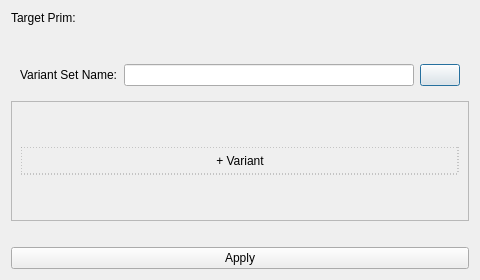
Above: src/switchboard_gui.ui from nMDaas/Maya-USD-Variant-Toolkit before the change. Below: the same form after it.
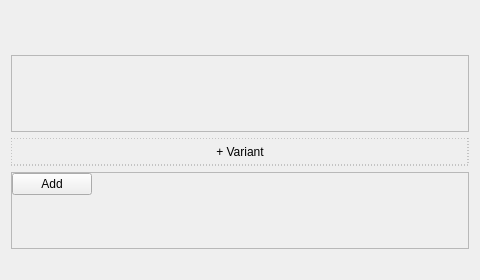
That is the form after the change.

The edit to the form file:
```diff
--- a/src/switchboard_gui.ui
+++ b/src/switchboard_gui.ui
@@ -27,9 +27,6 @@
                             <height>32</height>
                         </rect>
                     </property>
-                    <property name="text">
-                        <string>Target Prim: </string>
-                    </property>
                 </widget>
             </item>
 
@@ -48,31 +45,7 @@
             </item>
 
             <item>
-                <widget class="QWidget" name="gridLayout_vs_container">
-                    <property name="geometry">
-                        <rect>
-                            <x>30</x>
-                            <y>47</y>
-                            <width>400</width>
-                            <height>50</height> </rect>
-                    </property>
-                    <layout class="QGridLayout" name="gridLayout_vs">
-                        <item row="0" column="0">
-                            <widget class="QLabel" name="label"><property name="text"><string>Variant Set Name:</string></property></widget>
-                        </item>
-                        <item row="0" column="1">
-                            <widget class="QLineEdit" name="vs_name_input"></widget>
-                        </item>
-                        <item row="0" column="2">
-                            <widget class="QPushButton" name="vs_remove"></widget>
-                        </item>
-                        
-                    </layout>
-                </widget>
-            </item>
-
-            <item>
-                <widget class="QScrollArea" name="scrollArea">
+                <widget class="QScrollArea" name="scrollArea_existingSwitches">
                     <property name="geometry">
                         <rect>
                             <x>30</x>
@@ -85,7 +58,13 @@
 
                     <widget class="QWidget" name="scrollAreaWidgetContents">
                         <layout class="QGridLayout" name="gridLayout">
-                            <item row="0" column="0">
+                            
+                        </layout>
+                    </widget>
+                </widget>
+            </item>
+
+            <item>
                                 <widget class="QPushButton" name="addVariantButton">
                                     <property name="text">
                                         <string> + Variant </string>
@@ -106,7 +85,25 @@
                                     </property>
                                 </widget>
                             </item>
-                        </layout>
+
+            <item>
+                <widget class="QScrollArea" name="scrollArea_newSwitch">
+                    <property name="geometry">
+                        <rect>
+                            <x>30</x>
+                            <y>90</y>
+                            <width>400</width>
+                            <height>130</height> </rect>
+                    </property>
+                    <property name="widgetResizable">
+                        <bool>true</bool> </property>
+
+                    <widget class="QWidget" name="scrollAreaWidgetContents">
+                        <widget class="QPushButton" name="final_button">
+                            <property name="text">
+                                <string>Add</string>
+                            </property>
+                        </widget>
                     </widget>
                 </widget>
             </item>
@@ -121,14 +118,6 @@
                     </property>
                 </widget>
             </item>
-        
-            <item>
-                <widget class="QPushButton" name="final_button">
-                    <property name="text">
-                        <string>Apply</string>
-                    </property>
-                </widget>
-            </item>
         </layout>
 
     </widget>
```
Left out of the diff: 14 changed lines with no effect on the pictures. Lines whose indentation alone changed are shown as unchanged.
